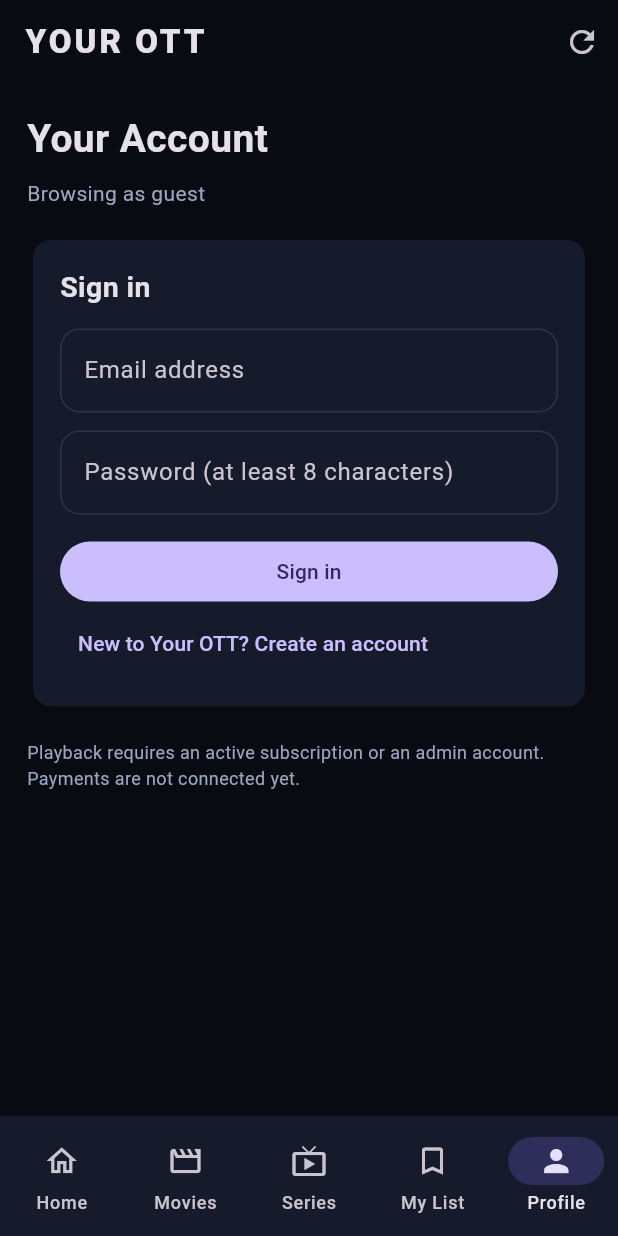
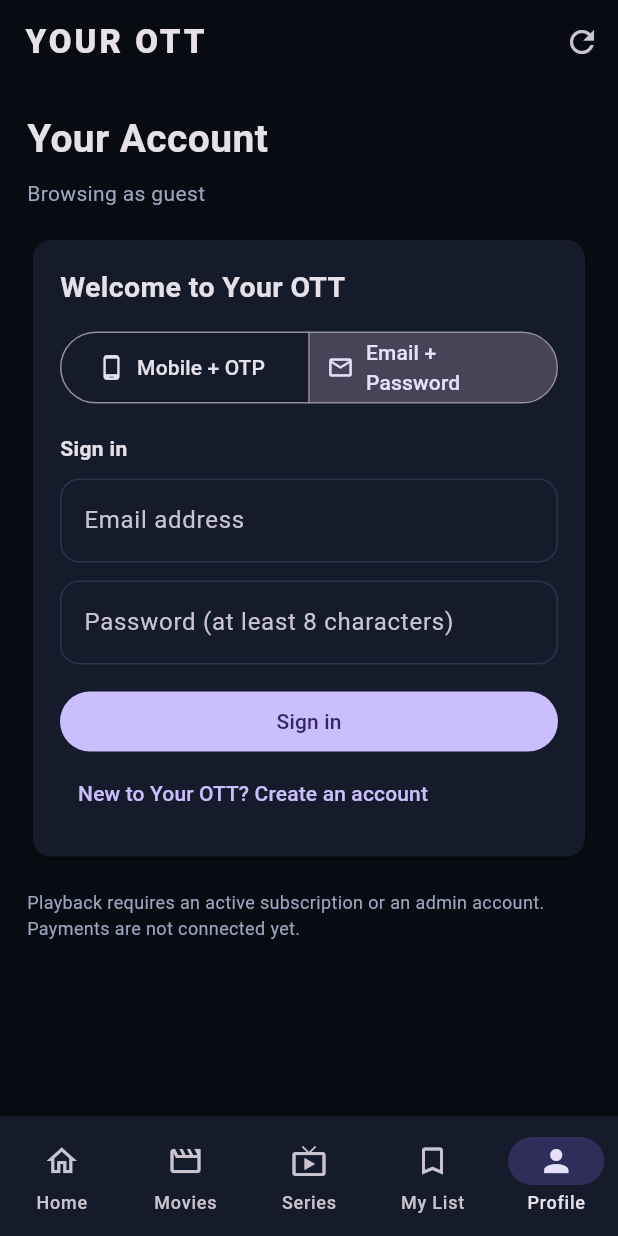
Before and after one commit to Vik-123969/your-ott-demo, a Flutter app: the screen it shows after launch, item 5 of the bottom bar chosen, on a phone screen of 412 x 824 dp. Run offline on Flutter 3.47's test engine with Material 3 defaults, Android fonts, the phone set to English and light mode, and no system bars; our stand-ins replace supabase_flutter, video_player; accounts and stored records are empty.

Commit message:
Add mobile OTP and email password authentication

```diff
--- a/lib/main.dart
+++ b/lib/main.dart
@@ -445,8 +445,12 @@ class AuthPanel extends StatefulWidget {
 class _AuthPanelState extends State<AuthPanel> {
   final email = TextEditingController();
   final password = TextEditingController();
+  final phone = TextEditingController();
+  final otp = TextEditingController();
   bool createMode = false;
   bool busy = false;
+  bool otpSent = false;
+  String method = 'email';
   String? message;
   bool hasError = false;
 
@@ -454,37 +458,98 @@ class _AuthPanelState extends State<AuthPanel> {
   void dispose() {
     email.dispose();
     password.dispose();
+    phone.dispose();
+    otp.dispose();
     super.dispose();
   }
 
-  Future<void> _submit() async {
+  void _show(String value, {bool error = false}) {
+    if (!mounted) return;
+    setState(() { message = value; hasError = error; });
+  }
+
+  Future<void> _submitEmail() async {
     if (!email.text.trim().contains('@')) {
-      setState(() { message = 'Enter a valid email address.'; hasError = true; });
+      _show('Enter a valid email address.', error: true);
       return;
     }
     if (password.text.length < 8) {
-      setState(() { message = 'Password must be at least 8 characters.'; hasError = true; });
+      _show('Password must be at least 8 characters.', error: true);
       return;
     }
     setState(() { busy = true; message = null; });
     try {
       if (createMode) {
-        final response = await supabase.auth.signUp(email: email.text.trim(), password: password.text);
-        setState(() {
-          message = response.session == null
+        final response = await supabase.auth.signUp(
+          email: email.text.trim(),
+          password: password.text,
+        );
+        _show(response.session == null
             ? 'Account request sent. Check your email to confirm, then sign in.'
-              : 'Your account was created and signed in.';
-          hasError = false;
-        });
+            : 'Your account was created and signed in.');
       } else {
-        await supabase.auth.signInWithPassword(email: email.text.trim(), password: password.text);
-        setState(() { message = 'Signed in successfully.'; hasError = false; });
+        await supabase.auth.signInWithPassword(
+          email: email.text.trim(),
+          password: password.text,
+        );
+        _show('Signed in successfully.');
       }
       await widget.onChanged();
     } on AuthException catch (e) {
-      setState(() { message = e.message; hasError = true; });
+      _show(e.message, error: true);
     } catch (e) {
-      setState(() { message = e.toString(); hasError = true; });
+      _show(e.toString(), error: true);
+    } finally {
+      if (mounted) setState(() => busy = false);
+    }
+  }
+
+  String _normalisedPhone() {
+    var value = phone.text.trim().replaceAll(RegExp(r'[\s()-]'), '');
+    if (value.startsWith('0')) value = value.substring(1);
+    if (RegExp(r'^[6-9][0-9]{9}$').hasMatch(value)) value = '+91$value';
+    return value;
+  }
+
+  Future<void> _sendPhoneOtp() async {
+    final number = _normalisedPhone();
+    if (!RegExp(r'^\+[1-9][0-9]{7,14}$').hasMatch(number)) {
+      _show('Enter a valid phone number with country code, e.g. +919876543210.', error: true);
+      return;
+    }
+    setState(() { busy = true; message = null; });
+    try {
+      await supabase.auth.signInWithOtp(phone: number, shouldCreateUser: true);
+      if (mounted) setState(() { otpSent = true; message = 'OTP sent. Check your SMS inbox.'; hasError = false; });
+    } on AuthException catch (e) {
+      _show(e.message, error: true);
+    } catch (e) {
+      _show(e.toString(), error: true);
+    } finally {
+      if (mounted) setState(() => busy = false);
+    }
+  }
+
+  Future<void> _verifyPhoneOtp() async {
+    final number = _normalisedPhone();
+    final code = otp.text.trim();
+    if (code.length < 4) {
+      _show('Enter the OTP received by SMS.', error: true);
+      return;
+    }
+    setState(() { busy = true; message = null; });
+    try {
+      await supabase.auth.verifyOTP(
+        phone: number,
+        token: code,
+        type: OtpType.sms,
+      );
+      _show('Phone verified. You are signed in.');
+      await widget.onChanged();
+    } on AuthException catch (e) {
+      _show(e.message, error: true);
+    } catch (e) {
+      _show(e.toString(), error: true);
     } finally {
       if (mounted) setState(() => busy = false);
     }
@@ -493,7 +558,7 @@ class _AuthPanelState extends State<AuthPanel> {
   Future<void> _signOut() async {
     await supabase.auth.signOut();
     await widget.onChanged();
-    if (mounted) setState(() { message = 'Signed out.'; hasError = false; });
+    _show('Signed out.');
   }
 
   @override
@@ -507,7 +572,7 @@ class _AuthPanelState extends State<AuthPanel> {
           const SizedBox(height: 10),
           const Text('You are signed in', style: TextStyle(fontSize: 18, fontWeight: FontWeight.bold)),
           const SizedBox(height: 5),
-          Text(current.email ?? current.id, style: const TextStyle(color: muted)),
+          Text(current.email ?? current.phone ?? current.id, style: const TextStyle(color: muted)),
           const SizedBox(height: 14),
           OutlinedButton.icon(onPressed: busy ? null : _signOut, icon: const Icon(Icons.logout), label: const Text('Sign out')),
         ]),
@@ -516,8 +581,25 @@ class _AuthPanelState extends State<AuthPanel> {
     return Card(color: panel, child: Padding(
       padding: const EdgeInsets.all(18),
       child: Column(crossAxisAlignment: CrossAxisAlignment.start, children: [
-        Text(createMode ? 'Create an account' : 'Sign in', style: const TextStyle(fontSize: 19, fontWeight: FontWeight.bold)),
-        const SizedBox(height: 14),
+        const Text('Welcome to Your OTT', style: TextStyle(fontSize: 19, fontWeight: FontWeight.bold)),
+        const SizedBox(height: 12),
+        SegmentedButton<String>(
+          segments: const [
+            ButtonSegment(value: 'phone', label: Text('Mobile + OTP'), icon: Icon(Icons.phone_android)),
+            ButtonSegment(value: 'email', label: Text('Email + Password'), icon: Icon(Icons.email_outlined)),
+          ],
+          selected: {method},
+          onSelectionChanged: busy ? null : (value) => setState(() {
+            method = value.first;
+            message = null;
+            otpSent = false;
+          }),
+          showSelectedIcon: false,
+        ),
+        const SizedBox(height: 16),
+        if (method == 'email') ...[
+          Text(createMode ? 'Create an account' : 'Sign in', style: const TextStyle(fontWeight: FontWeight.bold)),
+          const SizedBox(height: 10),
           TextField(controller: email, keyboardType: TextInputType.emailAddress, autocorrect: false,
             decoration: const InputDecoration(labelText: 'Email address')),
           const SizedBox(height: 12),
@@ -525,14 +607,48 @@ class _AuthPanelState extends State<AuthPanel> {
             decoration: const InputDecoration(labelText: 'Password (at least 8 characters)')),
           const SizedBox(height: 14),
           SizedBox(width: double.infinity, child: FilledButton(
-          onPressed: busy ? null : _submit,
+            onPressed: busy ? null : _submitEmail,
             child: Text(busy ? 'Please wait…' : createMode ? 'Create account' : 'Sign in'),
           )),
           TextButton(
             onPressed: busy ? null : () => setState(() { createMode = !createMode; message = null; }),
             child: Text(createMode ? 'Already registered? Sign in' : 'New to Your OTT? Create an account'),
           ),
-        if (message != null) Text(message!, style: TextStyle(fontSize: 12, color: hasError ? const Color(0xFFFF9AA5) : const Color(0xFF65E4BA))),
+        ] else ...[
+          const Text('Sign in or create account with mobile OTP'),
+          const SizedBox(height: 10),
+          TextField(
+            controller: phone,
+            keyboardType: TextInputType.phone,
+            decoration: const InputDecoration(
+              labelText: 'Mobile number',
+              hintText: '+91 9876543210',
+              prefixIcon: Icon(Icons.phone_android),
+            ),
+          ),
+          const SizedBox(height: 12),
+          if (otpSent)
+            TextField(
+              controller: otp,
+              keyboardType: TextInputType.number,
+              maxLength: 8,
+              decoration: const InputDecoration(labelText: 'Enter SMS OTP'),
+            ),
+          SizedBox(width: double.infinity, child: FilledButton(
+            onPressed: busy ? null : otpSent ? _verifyPhoneOtp : _sendPhoneOtp,
+            child: Text(busy ? 'Please wait…' : otpSent ? 'Verify OTP' : 'Send OTP'),
+          )),
+          if (otpSent)
+            TextButton(
+              onPressed: busy ? null : () { setState(() { otpSent = false; otp.clear(); message = null; }); },
+              child: const Text('Change mobile number'),
+            ),
+        ],
+        if (message != null)
+          Padding(
+            padding: const EdgeInsets.only(top: 8),
+            child: Text(message!, style: TextStyle(fontSize: 12, color: hasError ? const Color(0xFFFF9AA5) : const Color(0xFF65E4BA))),
+          ),
       ]),
     ));
   }
```
Lines whose indentation alone changed are shown as unchanged.
